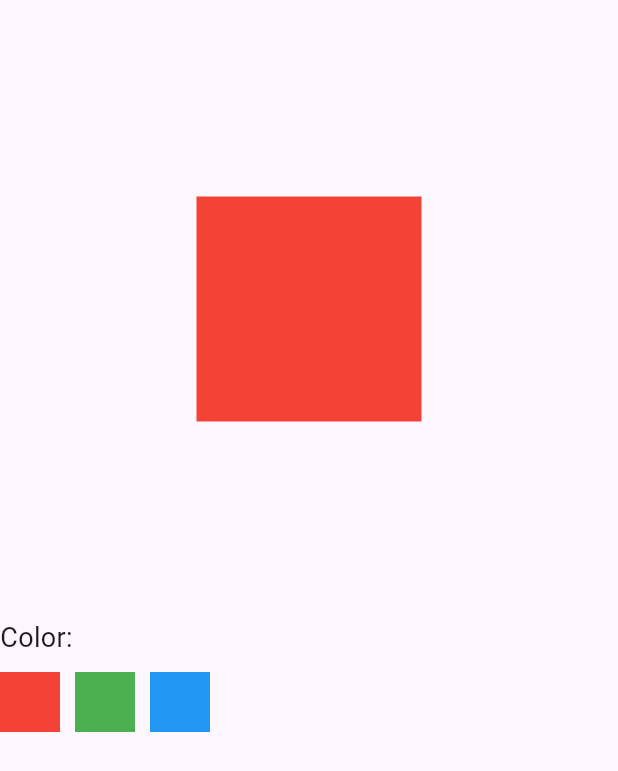
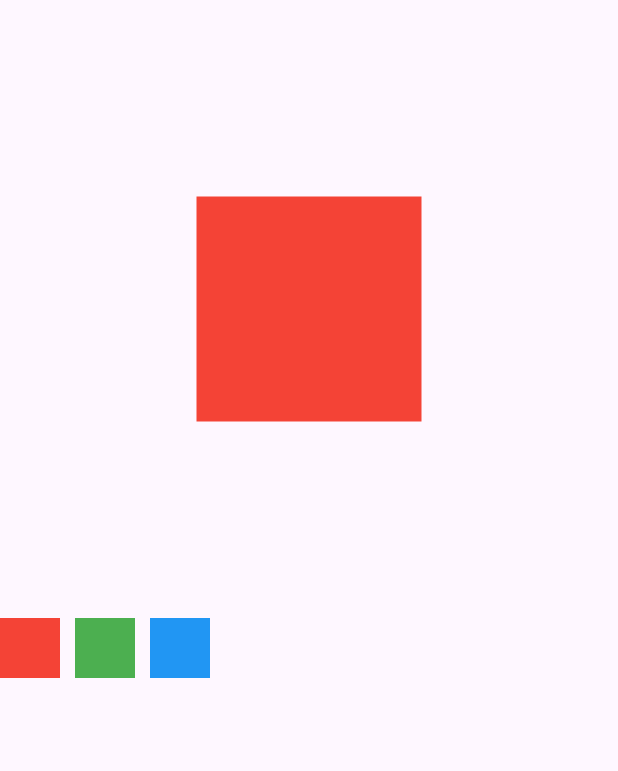
Before and after one commit to kaomeyly/state_management_flutter, a Flutter app: the screen it shows after launch, on a phone screen of 412 x 824 dp. Shown: the top 771 px of the screen. Run offline on Flutter 3.47's test engine with Material 3 defaults, Android fonts, the phone set to English and light mode, and no system bars; our stand-ins replace get.

Commit message:
update pratice

```diff
--- a/lib/practice/practice_one.dart
+++ b/lib/practice/practice_one.dart
@@ -39,7 +39,6 @@ class _PracticeOneState extends State<PracticeOne> {
       spacing: 10,
       crossAxisAlignment: CrossAxisAlignment.start,
       children: [
-        Text("Color:", style: TextStyle(fontSize: 18)),
         Row(
           spacing: 10,
           children: [
```
